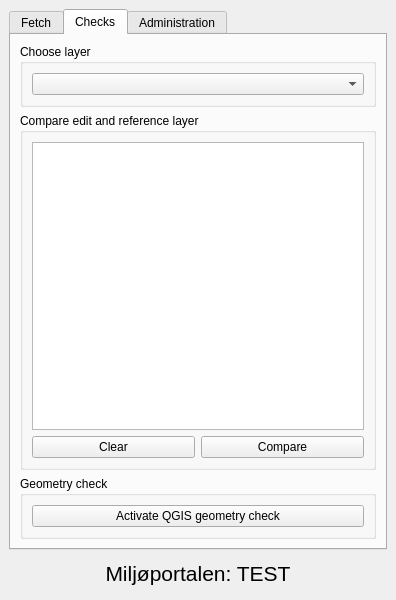
Qt form dmp_manager/dmp_manager_dockwidget_base.ui (bvthomsen/QGIS-DMP-plugin) before a commit.
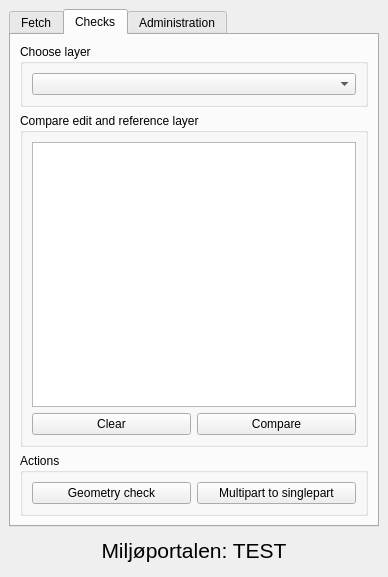
The same form after that commit. The open tabs and pages were chosen to show the change.

Commit message: multipart to singlepart function

```diff
--- a/dmp_manager/dmp_manager_dockwidget_base.ui
+++ b/dmp_manager/dmp_manager_dockwidget_base.ui
@@ -6,8 +6,8 @@
    <rect>
     <x>0</x>
     <y>0</y>
-    <width>396</width>
-    <height>600</height>
+    <width>388</width>
+    <height>577</height>
    </rect>
   </property>
   <property name="windowTitle">
@@ -174,13 +174,20 @@
         <item>
          <widget class="QGroupBox" name="groupBox_7">
           <property name="title">
-           <string>Geometry check</string>
+           <string>Actions</string>
           </property>
-          <layout class="QVBoxLayout" name="verticalLayout_8">
+          <layout class="QHBoxLayout" name="horizontalLayout_3">
            <item>
             <widget class="QPushButton" name="pbCheck">
              <property name="text">
-              <string>Activate QGIS geometry check</string>
+              <string>Geometry check</string>
+             </property>
+            </widget>
+           </item>
+           <item>
+            <widget class="QPushButton" name="pbSinglepart">
+             <property name="text">
+              <string>Multipart to singlepart</string>
              </property>
             </widget>
            </item>
```
Left out of the diff: 2 changed lines with no effect on the pictures. The commit also changes 4 other files.
